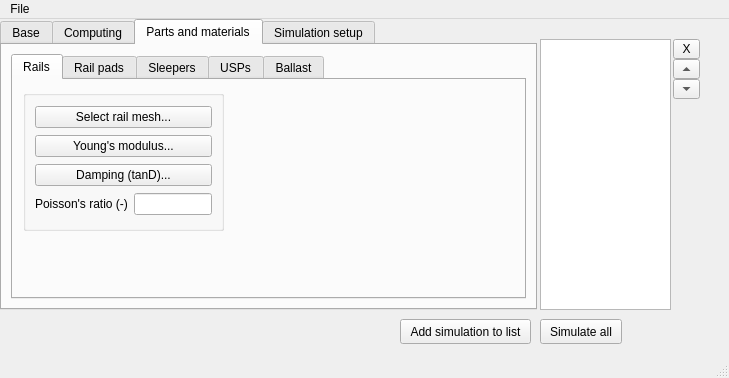
This is src/MultiSleeperModel/DevFiles/App/GUI.ui in jcugnoni-heig/RailTrackModellingToolbox as Qt 5 draws it before an edit. The edited form follows.
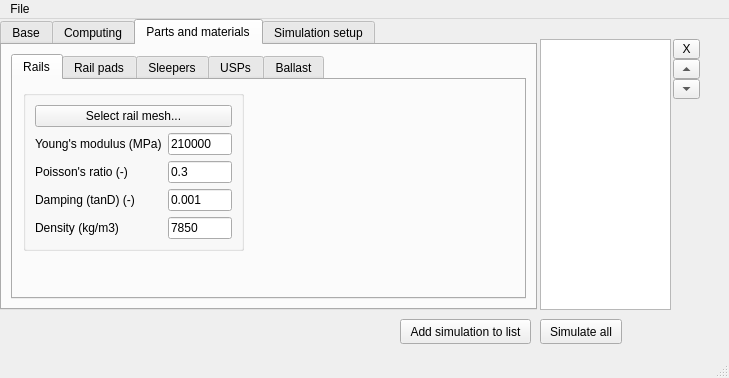
This is the edited form. The open tabs and pages were chosen to show the change.

Commit message: Rails, sleeper & sleeper spacing parameter implementation

The edit to the form file:
```diff
--- a/src/MultiSleeperModel/DevFiles/App/GUI.ui
+++ b/src/MultiSleeperModel/DevFiles/App/GUI.ui
@@ -433,54 +433,51 @@
            <rect>
             <x>10</x>
             <y>10</y>
-            <width>201</width>
-            <height>141</height>
+            <width>221</width>
+            <height>161</height>
            </rect>
           </property>
           <property name="title">
            <string/>
           </property>
           <layout class="QGridLayout" name="gridLayout_7">
-           <item row="3" column="0">
+           <item row="4" column="1">
+            <widget class="QLineEdit" name="txt_nuRail">
+             <property name="enabled">
+              <bool>true</bool>
+             </property>
+             <property name="text">
+              <string>0.3</string>
+             </property>
+            </widget>
+           </item>
+           <item row="4" column="0">
+            <widget class="QLabel" name="label_29">
+             <property name="enabled">
+              <bool>true</bool>
+             </property>
+             <property name="text">
+              <string>Poisson's ratio (-)</string>
+             </property>
+            </widget>
+           </item>
+           <item row="7" column="1">
+            <widget class="QLineEdit" name="txt_rhoRail">
+             <property name="enabled">
+              <bool>true</bool>
+             </property>
+             <property name="text">
+              <string>7850</string>
+             </property>
+            </widget>
+           </item>
+           <item row="7" column="0">
             <widget class="QLabel" name="label_27">
              <property name="enabled">
               <bool>true</bool>
              </property>
              <property name="text">
-              <string>Poisson's ratio (-)</string>
-             </property>
-            </widget>
-           </item>
-           <item row="1" column="0" colspan="2">
-            <widget class="QPushButton" name="btn_EUSP_2">
-             <property name="enabled">
-              <bool>true</bool>
-             </property>
-             <property name="toolTip">
-              <string>&lt;html&gt;&lt;head/&gt;&lt;body&gt;&lt;p&gt;.txt or .csv file where at each line, the first value indicates a frequency and the second one indicated the corresponding storage modulus in MPa.&lt;/p&gt;&lt;/body&gt;&lt;/html&gt;</string>
-             </property>
-             <property name="text">
-              <string>Young's modulus...</string>
-             </property>
-            </widget>
-           </item>
-           <item row="3" column="1">
-            <widget class="QLineEdit" name="txt_nuUSP_2">
-             <property name="enabled">
-              <bool>true</bool>
-             </property>
-            </widget>
-           </item>
-           <item row="2" column="0" colspan="2">
-            <widget class="QPushButton" name="btn_tanDUSP_2">
-             <property name="enabled">
-              <bool>true</bool>
-             </property>
-             <property name="toolTip">
-              <string>&lt;html&gt;&lt;head/&gt;&lt;body&gt;&lt;p&gt;.txt or .csv file where at each line, the first value indicates a frequency and the second one indicated the corresponding unitless hysteretic damping.&lt;/p&gt;&lt;/body&gt;&lt;/html&gt;</string>
-             </property>
-             <property name="text">
-              <string>Damping (tanD)...</string>
+              <string>Density (kg/m3)</string>
              </property>
             </widget>
            </item>
@@ -494,6 +491,46 @@
              </property>
             </widget>
            </item>
+           <item row="2" column="0">
+            <widget class="QLabel" name="label_28">
+             <property name="enabled">
+              <bool>true</bool>
+             </property>
+             <property name="text">
+              <string>Young's modulus (MPa)</string>
+             </property>
+            </widget>
+           </item>
+           <item row="2" column="1">
+            <widget class="QLineEdit" name="txt_ERail">
+             <property name="enabled">
+              <bool>true</bool>
+             </property>
+             <property name="text">
+              <string>210000</string>
+             </property>
+            </widget>
+           </item>
+           <item row="5" column="1">
+            <widget class="QLineEdit" name="txt_tanDRail">
+             <property name="enabled">
+              <bool>true</bool>
+             </property>
+             <property name="text">
+              <string>0.001</string>
+             </property>
+            </widget>
+           </item>
+           <item row="5" column="0">
+            <widget class="QLabel" name="label_30">
+             <property name="enabled">
+              <bool>true</bool>
+             </property>
+             <property name="text">
+              <string>Damping (tanD) (-)</string>
+             </property>
+            </widget>
+           </item>
           </layout>
          </widget>
         </widget>
```
Left out of the diff: 274 changed lines with no effect on the pictures. The commit also changes 16 other files.
